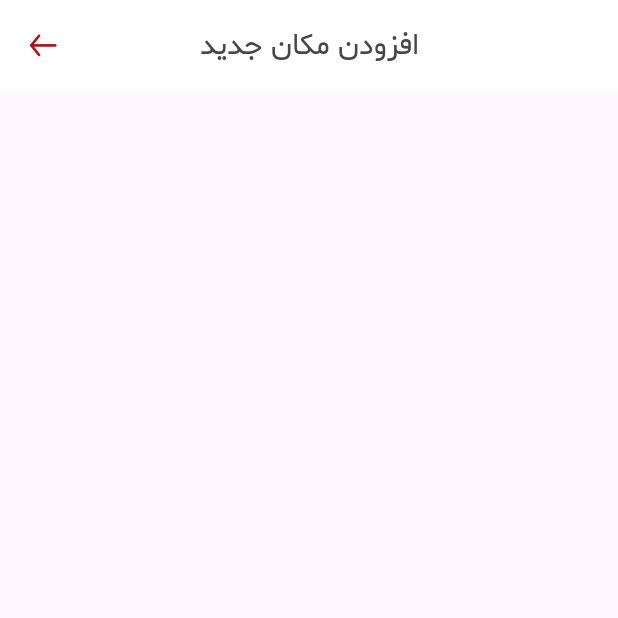
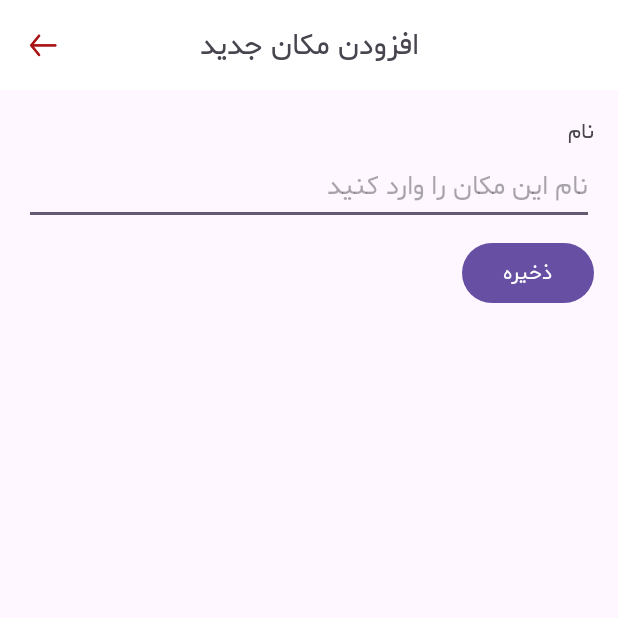
Before and after one commit to Moradix96/SinaMap, an Android app: the AddPlaceActivity screen opened directly, with no data from a screen before it, on a phone screen of 412 x 824 dp, the top half of it. Run offline under Robolectric (Android 15) with nearby library versions, the phone set to English and light mode, and no system bars; network calls fail.

Commit message:
Implementing activity_add_place.xml

```diff
--- a/app/src/main/res/layout/activity_add_place.xml
+++ b/app/src/main/res/layout/activity_add_place.xml
@@ -71,4 +71,34 @@
 
     </com.google.android.material.appbar.AppBarLayout>
 
+    <LinearLayout
+        android:layout_width="match_parent"
+        android:layout_height="0dp"
+        android:layoutDirection="rtl"
+        android:orientation="vertical"
+        android:padding="16dp"
+        app:layout_constraintBottom_toBottomOf="parent"
+        app:layout_constraintEnd_toEndOf="parent"
+        app:layout_constraintStart_toStartOf="parent"
+        app:layout_constraintTop_toBottomOf="@id/appBar">
+
+        <TextView
+            android:layout_width="wrap_content"
+            android:layout_height="wrap_content"
+            android:text="نام" />
+
+        <EditText
+            android:id="@+id/editTextName"
+            android:layout_width="match_parent"
+            android:layout_height="wrap_content"
+            android:hint="نام این مکان را وارد کنید" />
+
+        <Button
+            android:id="@+id/buttonSave"
+            android:layout_width="wrap_content"
+            android:layout_height="wrap_content"
+            android:layout_marginTop="8dp"
+            android:text="ذخیره" />
+    </LinearLayout>
+
 </androidx.constraintlayout.widget.ConstraintLayout>
```
